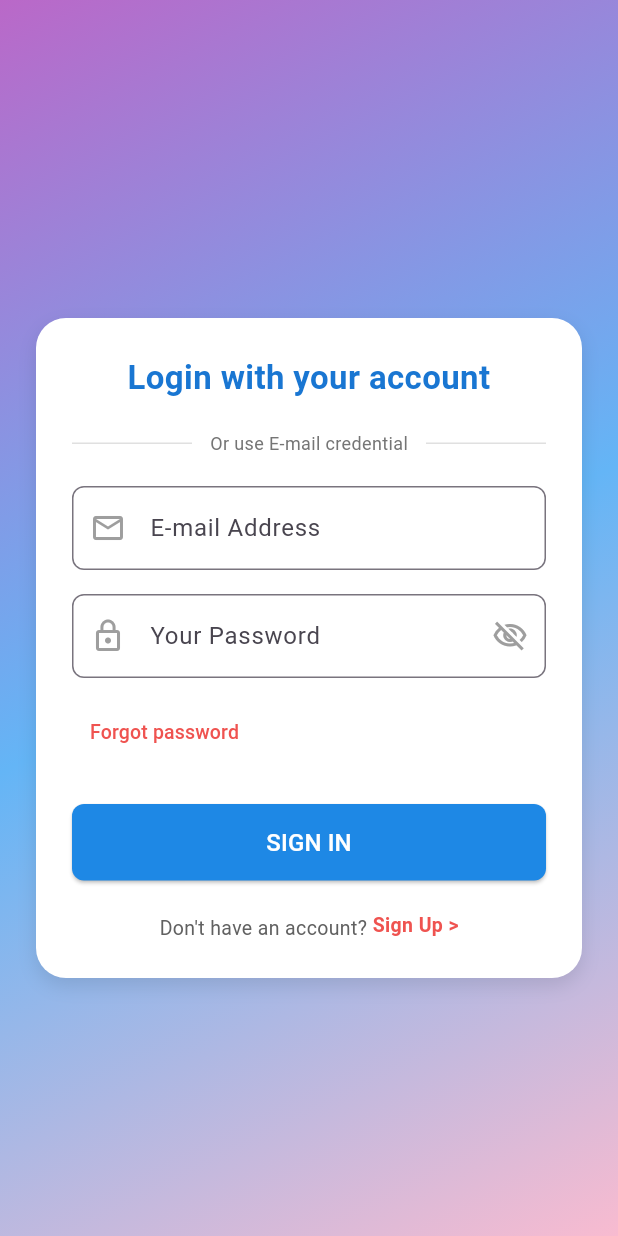
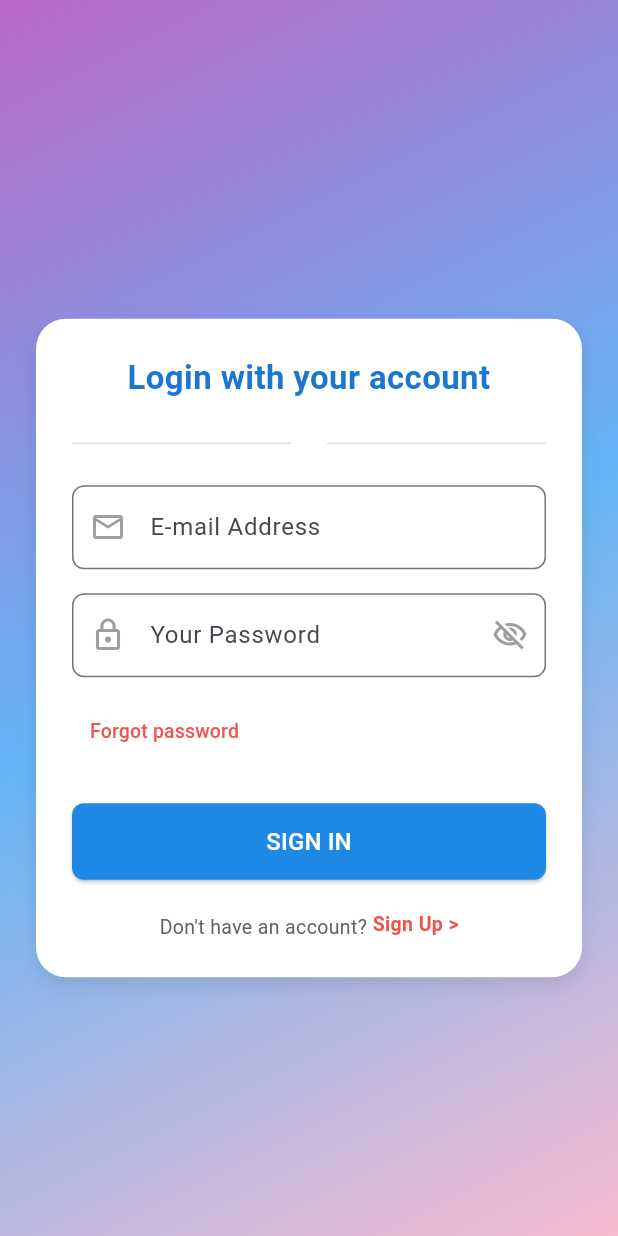
Before and after one commit to lsandoval9/aisign_project, a Flutter app: the screen it shows after launch, on a phone screen of 412 x 824 dp. Run offline on Flutter 3.47's test engine with Material 3 defaults, Android fonts, the phone set to English and light mode, and no system bars; our stand-ins replace equatable, file_picker, flutter_riverpod, form_field_validator, go_router, google_fonts; missing offline and left inert: syncfusion_flutter_pdfviewer.

Commit message:
feat: add remaining changes

```diff
--- a/lib/core/auth/screens/login_screen.dart
+++ b/lib/core/auth/screens/login_screen.dart
@@ -244,10 +244,6 @@ class _LoginScreenState extends ConsumerState<LoginScreen> {
         Expanded(child: Divider(color: Colors.grey.shade300)),
         Padding(
           padding: const EdgeInsets.symmetric(horizontal: 12.0),
-          child: Text(
-            'Or use E-mail credential',
-            style: TextStyle(color: Colors.grey.shade600, fontSize: 12),
-          ),
         ),
         Expanded(child: Divider(color: Colors.grey.shade300)),
       ],
```
Also changed, not shown: 1 other file.
